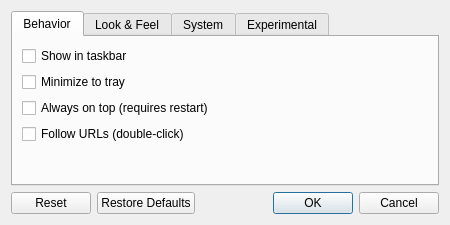
Qt form src/ui/settingsdialog.ui (medo64/QText) before a commit.
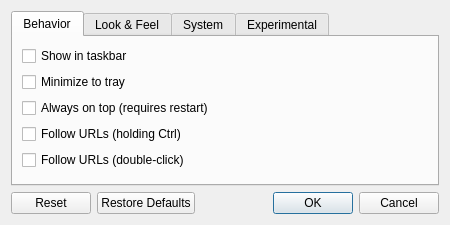
The same form after that commit. Custom widgets are drawn as their Qt base class.

Commit message: Using Ctrl to show links by default

What changed in the file:
```diff
--- a/src/ui/settingsdialog.ui
+++ b/src/ui/settingsdialog.ui
@@ -56,7 +56,14 @@
         </widget>
        </item>
        <item>
-        <widget class="QCheckBox" name="checkboxFollowUrls">
+        <widget class="QCheckBox" name="checkboxFollowUrlWithCtrl">
+         <property name="text">
+          <string>Follow URLs (holding Ctrl)</string>
+         </property>
+        </widget>
+       </item>
+       <item>
+        <widget class="QCheckBox" name="checkboxFollowUrlWithDoubleClick">
          <property name="text">
           <string>Follow URLs (double-click)</string>
          </property>
```
Left out of the diff: 3 changed lines with no effect on the pictures. The commit also changes 6 other files.
